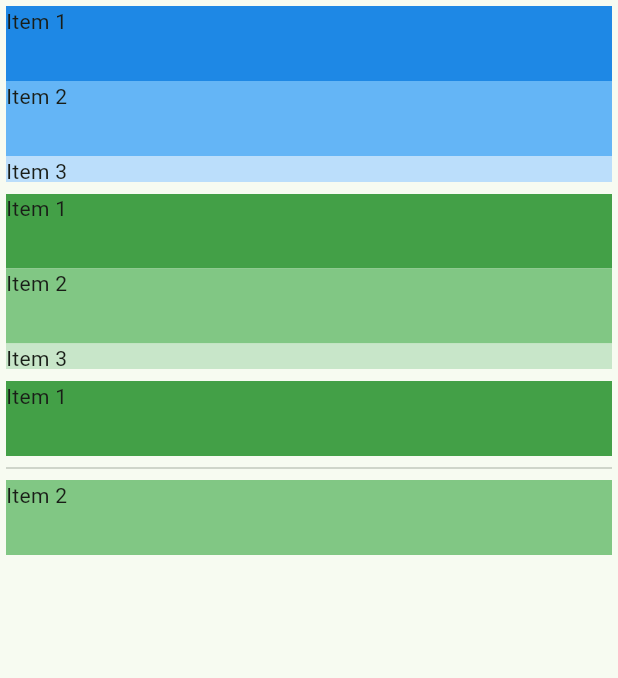
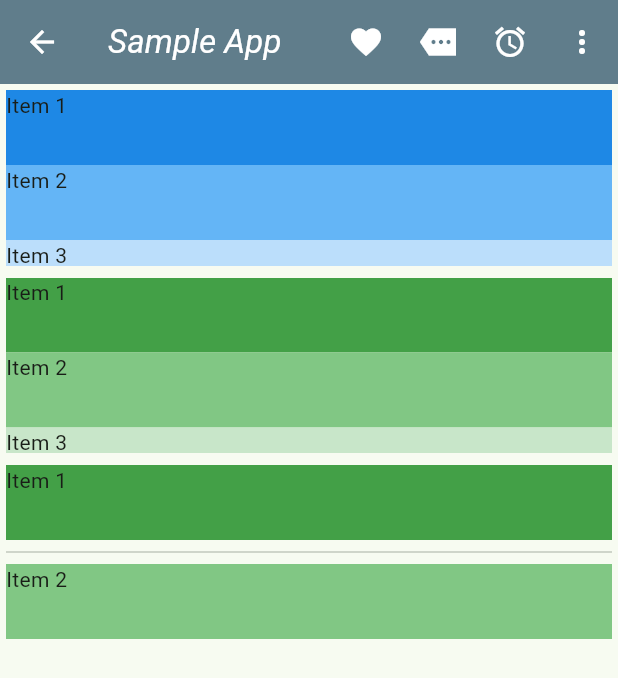
Before and after one commit to skzkhrk/sample, a Flutter app: the screen it shows after launch, on a phone screen of 412 x 824 dp. Shown: the top 678 px of the screen. Run offline on Flutter 3.47's test engine with Material 3 defaults, Android fonts, the phone set to English and light mode, and no system bars.

Commit message:
AppBarを表示

```diff
--- a/lib/main.dart
+++ b/lib/main.dart
@@ -14,7 +14,6 @@ class MyApp extends StatelessWidget {
     return MaterialApp(
       title: 'Flutter Demo',
       theme: ThemeData(
-        //
         colorScheme: ColorScheme.fromSeed(seedColor: Colors.green),
         useMaterial3: true,
       ),
@@ -294,6 +293,38 @@ class _MyHomePageState extends State<MyHomePage> {
 
     // ■ リスト
     return Scaffold(
+      // ■ appbar
+      appBar: AppBar(
+        // 左側のアイコン
+        leading: const Icon(Icons.arrow_back),
+        // タイトルテキスト
+        title: const Text(
+          'Sample App',
+          style: TextStyle(fontStyle: FontStyle.italic),
+        ),
+        foregroundColor: Colors.white,
+        backgroundColor: Colors.blueGrey,
+        // 右側のアイコン一覧
+        actions: <Widget>[
+          IconButton(
+            onPressed: () {},
+            icon: const Icon(Icons.favorite),
+            tooltip: 'favorite',
+          ),
+          IconButton(
+            onPressed: () {},
+            icon: const Icon(Icons.more_sharp),
+          ),
+          IconButton(
+            onPressed: () {},
+            icon: const Icon(Icons.access_alarm),
+          ),
+          IconButton(
+            onPressed: () {},
+            icon: const Icon(Icons.more_vert),
+          ),
+        ],
+      ),
       body: Column(
         children: <Widget>[
           Container(
```
